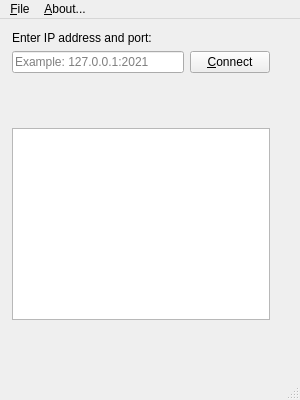
Above: ui/mainwindow.ui from walrusfriend/Comm-Tool before the change. Below: the same form after it.
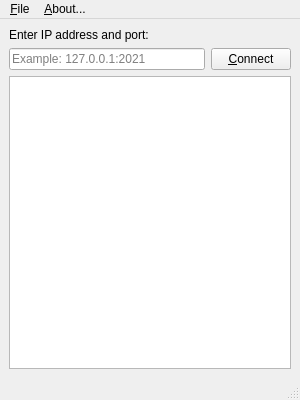
That is the form after the change.

```diff
--- a/ui/mainwindow.ui
+++ b/ui/mainwindow.ui
@@ -18,23 +18,16 @@
   </property>
   <property name="maximumSize">
    <size>
-    <width>300</width>
-    <height>400</height>
+    <width>16777215</width>
+    <height>16777215</height>
    </size>
   </property>
   <property name="windowTitle">
    <string>MainWindow</string>
   </property>
   <widget class="QWidget" name="centralwidget">
-   <widget class="QWidget" name="layoutWidget">
-    <property name="geometry">
-     <rect>
-      <x>12</x>
-      <y>12</y>
-      <width>258</width>
-      <height>289</height>
-     </rect>
-    </property>
+   <layout class="QVBoxLayout" name="verticalLayout_2">
+    <item>
     <layout class="QVBoxLayout" name="verticalLayout">
      <item>
       <widget class="QLabel" name="label">
@@ -64,19 +57,6 @@
        </item>
       </layout>
      </item>
-     <item>
-      <spacer name="verticalSpacer">
-       <property name="orientation">
-        <enum>Qt::Vertical</enum>
-       </property>
-       <property name="sizeHint" stdset="0">
-        <size>
-         <width>20</width>
-         <height>40</height>
-        </size>
-       </property>
-      </spacer>
-     </item>
      <item>
       <widget class="QTextEdit" name="te_chat">
        <property name="horizontalScrollBarPolicy">
@@ -88,7 +68,8 @@
       </widget>
      </item>
     </layout>
-   </widget>
+    </item>
+   </layout>
   </widget>
   <widget class="QMenuBar" name="menubar">
    <property name="geometry">
```
Left out of the diff: 3 changed lines with no effect on the pictures. Lines whose indentation alone changed are shown as unchanged.
